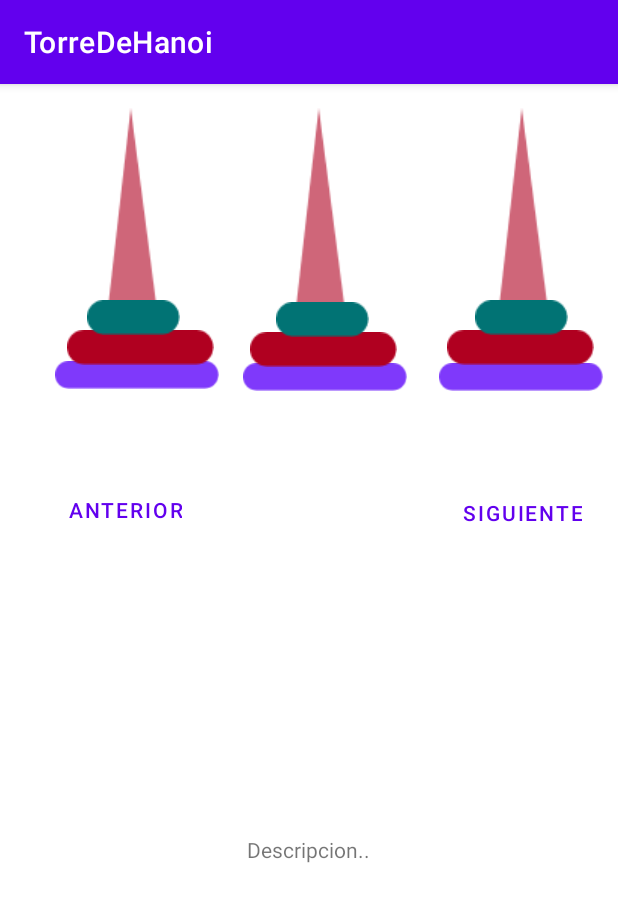
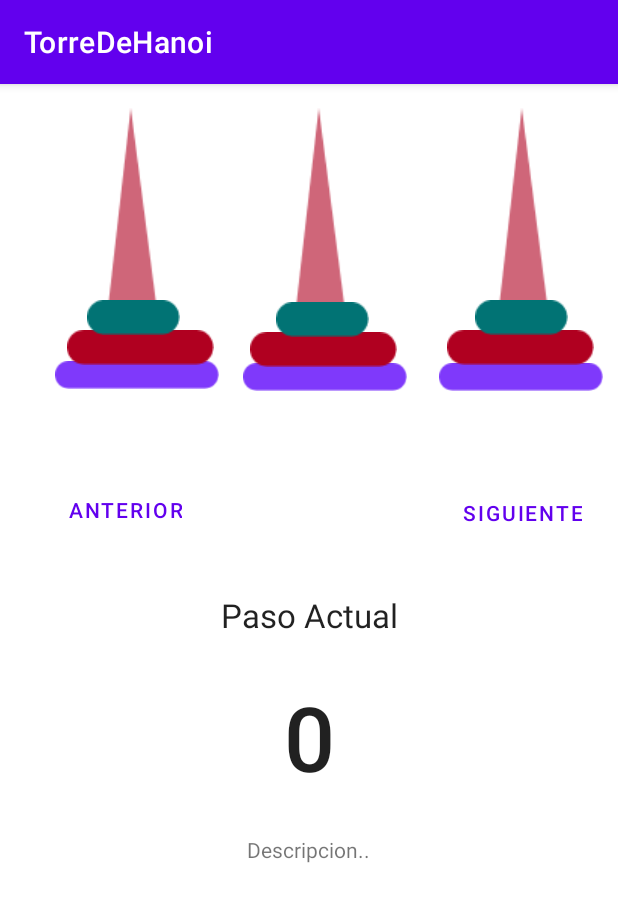
Before and after one commit to ErickVasquez11/TorredeHanoi, an Android app: the screen it shows after launch (MainActivity), on a phone screen of 412 x 824 dp. Shown: the top 902 px of the screen. Run offline under Robolectric (Android 15) with nearby library versions, the phone set to English and light mode, and no system bars.

Commit message:
Principal Functionsç

```diff
--- a/app/src/main/java/com/vasquez/torredehanoi/MainActivity.kt
+++ b/app/src/main/java/com/vasquez/torredehanoi/MainActivity.kt
@@ -2,10 +2,107 @@ package com.vasquez.torredehanoi
 
 import androidx.appcompat.app.AppCompatActivity
 import android.os.Bundle
+import android.os.PersistableBundle
+import android.util.Log
+import android.widget.Button
+import android.widget.TextView
 
 class MainActivity : AppCompatActivity() {
+
+    //Data
+    private var next = 0
+    private var previous = 0
+
+    //Views
+    private lateinit var nextAndpreviousTextView : TextView
+    private lateinit var action_next : Button
+    private lateinit var action_previous : Button
     override fun onCreate(savedInstanceState: Bundle?) {
         super.onCreate(savedInstanceState)
         setContentView(R.layout.activity_main)
+        Log.d(TAG, "onCreate")
+        bind()
+        AddListeners()
+    }
+
+    // Function SaveInstanceState
+    override fun onSaveInstanceState(outState: Bundle, outPersistentState: PersistableBundle) {
+        super.onSaveInstanceState(outState, outPersistentState)
+        outState.putInt(KEY_PASS_NEXT, next)
+        outState.putInt(KEY_PASS_PREVIOUS, previous)
+        Log.d(TAG, "onSaveInstance")
+    }
+
+    //Functions
+    private fun AddListeners() {
+        action_next.setOnClickListener {
+            next++
+            updateVisualPass(nextAndpreviousTextView, next)
+        }
+        action_previous.setOnClickListener {
+            previous--
+            updateVisualPass(nextAndpreviousTextView, previous)
+        }
+    }
+
+    //Function Diferent Position
+    private fun updateVisualPass(view: TextView, pass: Int)
+    {
+        view.text = pass.toString()
+    }
+
+    private fun setupPass(savedInstanceState: Bundle?) {
+        savedInstanceState?.let { bundle ->
+            next = bundle.getInt(KEY_PASS_NEXT, 0)
+            previous = bundle.getInt(KEY_PASS_PREVIOUS, 0)
+        }
+        updateVisualPass(nextAndpreviousTextView, next)
+        updateVisualPass(nextAndpreviousTextView, previous)
+    }
+
+    // Function Pass Configuration
+    private fun bind() {
+        //Next
+            nextAndpreviousTextView = findViewById(R.id.Pass)
+            action_next = findViewById(R.id.action_next)
+
+        //Previous
+            nextAndpreviousTextView = findViewById(R.id.Pass)
+            action_previous = findViewById(R.id.action_previous)
+    }
+
+    override fun onStart() {
+        super.onStart()
+        Log.d(TAG,"onStart")
+    }
+
+    override fun onResume() {
+        super.onResume()
+        Log.d(TAG, "onResume")
+    }
+
+    override fun onPause() {
+        super.onPause()
+        Log.d(TAG, "onPause")
+    }
+
+    override fun onStop() {
+        super.onStop()
+        Log.d(TAG, "onStop")
+    }
+
+    override fun onDestroy() {
+        super.onDestroy()
+        Log.d(TAG, "onDestroy")
+    }
+
+    override fun onRestart() {
+        super.onRestart()
+        Log.d(TAG, "onRestart")
+    }
+    companion object {
+        private val TAG = MainActivity::class.simpleName
+        private const val KEY_PASS_NEXT = "Next"
+        private const val KEY_PASS_PREVIOUS = "Previous"
     }
 }
--- a/app/src/main/res/layout/activity_main.xml
+++ b/app/src/main/res/layout/activity_main.xml
@@ -113,6 +113,7 @@
         app:srcCompat="@drawable/small_disk" />
 
     <TextView
+        android:id="@+id/textView2"
         android:layout_width="wrap_content"
         android:layout_height="wrap_content"
         android:text="Descripcion.."
@@ -192,4 +193,29 @@
         app:layout_constraintVertical_bias="1.0"
         app:srcCompat="@drawable/small_disk" />
 
+    <TextView
+        android:id="@+id/textView"
+        android:layout_width="wrap_content"
+        android:layout_height="wrap_content"
+        android:text="Paso Actual"
+
+        android:textAppearance="@style/TextAppearance.AppCompat.Large"
+        app:layout_constraintBottom_toTopOf="@+id/textView2"
+        app:layout_constraintEnd_toEndOf="parent"
+        app:layout_constraintStart_toStartOf="parent"
+        app:layout_constraintTop_toBottomOf="@+id/imageView14" />
+
+    <TextView
+        android:id="@+id/Pass"
+        android:layout_width="wrap_content"
+        android:layout_height="wrap_content"
+        android:fontFamily="sans-serif-medium"
+        android:text="0"
+        android:textAppearance="@style/TextAppearance.AppCompat.Large"
+        android:textSize="60sp"
+        app:layout_constraintBottom_toTopOf="@+id/textView2"
+        app:layout_constraintEnd_toEndOf="parent"
+        app:layout_constraintStart_toStartOf="parent"
+        app:layout_constraintTop_toBottomOf="@+id/textView" />
+
 </androidx.constraintlayout.widget.ConstraintLayout>
```
